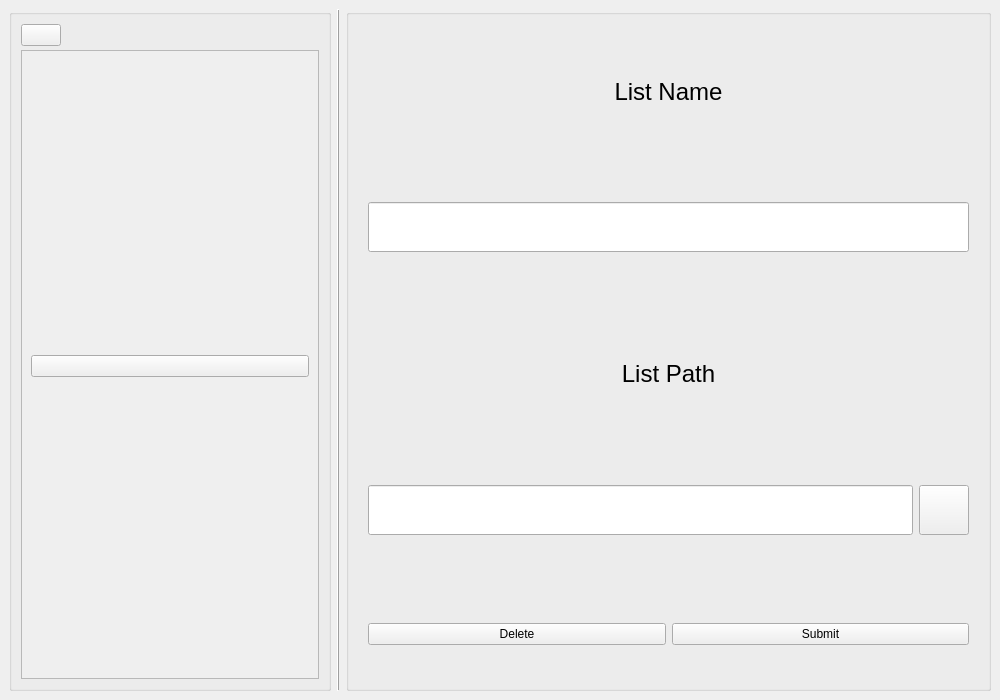
Before: the Qt Designer form listset.ui in 454270186/XJCO2811_UserInterface, drawn with Qt 5.
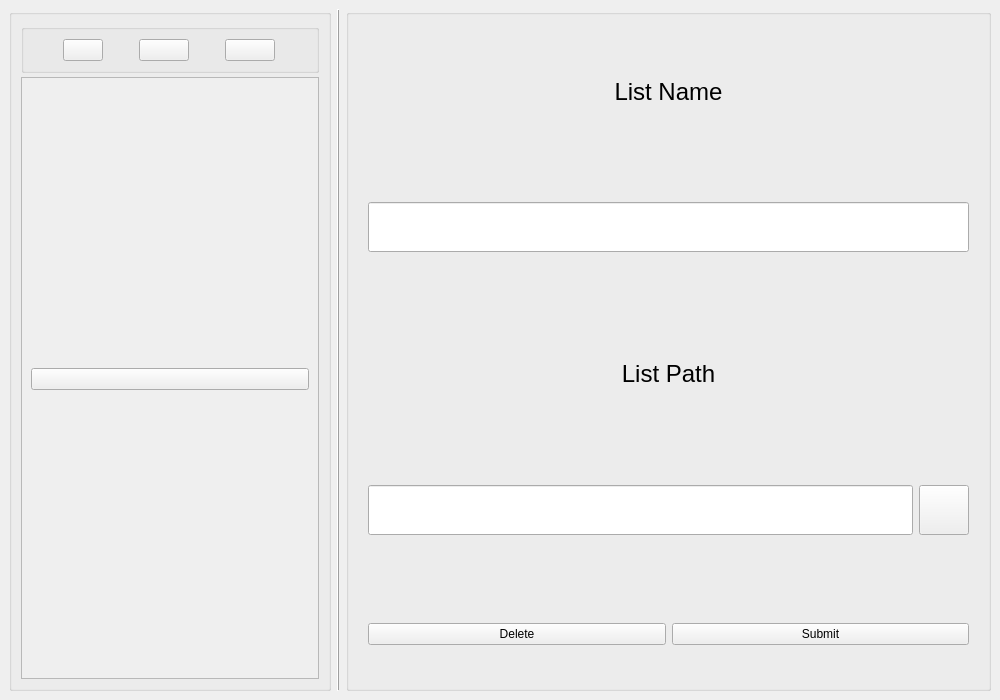
After: the same form once the commit is applied. Icons and pictures are not drawn.

Commit message: feat: link between faq and listset

The edit to the form file:
```diff
--- a/listset.ui
+++ b/listset.ui
@@ -79,6 +79,12 @@
         <number>4</number>
        </property>
        <item>
+        <widget class="QGroupBox" name="groupBox">
+         <property name="title">
+          <string/>
+         </property>
+         <layout class="QHBoxLayout" name="horizontalLayout_3">
+          <item>
         <widget class="QPushButton" name="backward">
          <property name="sizePolicy">
           <sizepolicy hsizetype="Fixed" vsizetype="Fixed">
@@ -108,6 +114,41 @@
         </widget>
        </item>
        <item>
+           <widget class="QPushButton" name="language">
+            <property name="maximumSize">
+             <size>
+              <width>50</width>
+              <height>45</height>
+             </size>
+            </property>
+            <property name="cursor">
+             <cursorShape>PointingHandCursor</cursorShape>
+            </property>
+            <property name="text">
+             <string/>
+            </property>
+           </widget>
+          </item>
+          <item>
+           <widget class="QPushButton" name="qa">
+            <property name="maximumSize">
+             <size>
+              <width>50</width>
+              <height>45</height>
+             </size>
+            </property>
+            <property name="cursor">
+             <cursorShape>PointingHandCursor</cursorShape>
+            </property>
+            <property name="text">
+             <string/>
+            </property>
+           </widget>
+          </item>
+         </layout>
+        </widget>
+       </item>
+       <item>
         <widget class="QScrollArea" name="scrollArea">
          <property name="maximumSize">
           <size>
@@ -127,7 +168,7 @@
             <x>0</x>
             <y>0</y>
             <width>302</width>
-            <height>612</height>
+            <height>589</height>
            </rect>
           </property>
           <layout class="QVBoxLayout" name="verticalLayout_6">
```
Left out of the diff: 6 changed lines with no effect on the pictures. Lines whose indentation alone changed are shown as unchanged. The commit also changes 16 other files.
